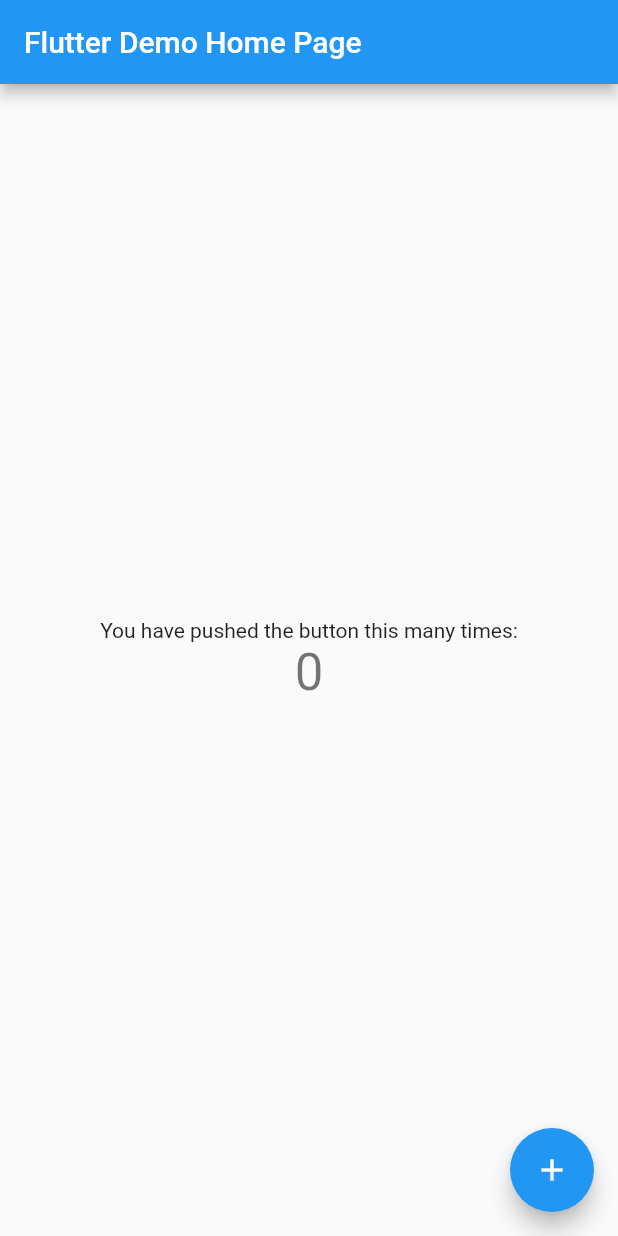
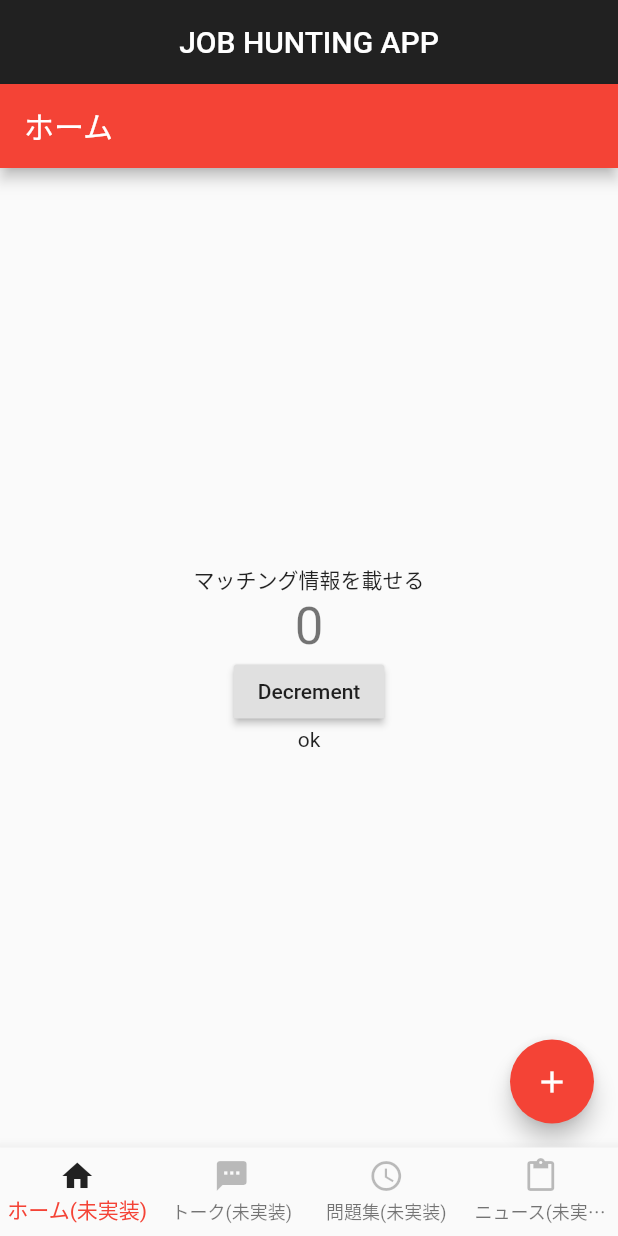
Before and after one commit to LOLTATAIMAI/job_hunting_app, a Flutter app: the screen it shows after launch, on a phone screen of 412 x 824 dp. Run offline on Flutter 3.47's test engine with Material 2 defaults, Android fonts, the phone set to English and light mode, and no system bars.

Commit message:
基本的なファイル作成

```diff
--- /dev/null
+++ b/lib/header.dart
@@ -0,0 +1,18 @@
+import 'package:flutter/material.dart';
+
+class Header extends StatelessWidget with PreferredSizeWidget{
+
+  @override
+  Size get preferredSize => Size.fromHeight(kToolbarHeight);
+
+  @override
+  Widget build(BuildContext context){
+    return AppBar(
+
+      title: Text("JOB HUNTING APP"),
+      backgroundColor: Colors.black87,
+      centerTitle: true,
+      elevation: 0.0,
+    );
+  }
+}
--- a/lib/main.dart
+++ b/lib/main.dart
@@ -1,117 +1,21 @@
 import 'package:flutter/material.dart';
+import 'root.dart';
 
 void main() {
   runApp(MyApp());
 }
 
 class MyApp extends StatelessWidget {
-  // This widget is the root of your application.
   @override
   Widget build(BuildContext context) {
     return MaterialApp(
-      title: 'Flutter Demo',
+      debugShowCheckedModeBanner: false,
+      title: 'JOB HUNTING HELPER',
       theme: ThemeData(
-        // This is the theme of your application.
-        //
-        // Try running your application with "flutter run". You'll see the
-        // application has a blue toolbar. Then, without quitting the app, try
-        // changing the primarySwatch below to Colors.green and then invoke
-        // "hot reload" (press "r" in the console where you ran "flutter run",
-        // or simply save your changes to "hot reload" in a Flutter IDE).
-        // Notice that the counter didn't reset back to zero; the application
-        // is not restarted.
-        primarySwatch: Colors.blue,
-        // This makes the visual density adapt to the platform that you run
-        // the app on. For desktop platforms, the controls will be smaller and
-        // closer together (more dense) than on mobile platforms.
+        primarySwatch: Colors.red,
         visualDensity: VisualDensity.adaptivePlatformDensity,
       ),
-      home: MyHomePage(title: 'Flutter Demo Home Page'),
+      home: RootWidget(),
     );
   }
 }
-
-class MyHomePage extends StatefulWidget {
-  MyHomePage({Key key, this.title}) : super(key: key);
-
-  // This widget is the home page of your application. It is stateful, meaning
-  // that it has a State object (defined below) that contains fields that affect
-  // how it looks.
-
-  // This class is the configuration for the state. It holds the values (in this
-  // case the title) provided by the parent (in this case the App widget) and
-  // used by the build method of the State. Fields in a Widget subclass are
-  // always marked "final".
-
-  final String title;
-
-  @override
-  _MyHomePageState createState() => _MyHomePageState();
-}
-
-class _MyHomePageState extends State<MyHomePage> {
-  int _counter = 0;
-
-  void _incrementCounter() {
-    setState(() {
-      // This call to setState tells the Flutter framework that something has
-      // changed in this State, which causes it to rerun the build method below
-      // so that the display can reflect the updated values. If we changed
-      // _counter without calling setState(), then the build method would not be
-      // called again, and so nothing would appear to happen.
-      _counter++;
-    });
-  }
-
-  @override
-  Widget build(BuildContext context) {
-    // This method is rerun every time setState is called, for instance as done
-    // by the _incrementCounter method above.
-    //
-    // The Flutter framework has been optimized to make rerunning build methods
-    // fast, so that you can just rebuild anything that needs updating rather
-    // than having to individually change instances of widgets.
-    return Scaffold(
-      appBar: AppBar(
-        // Here we take the value from the MyHomePage object that was created by
-        // the App.build method, and use it to set our appbar title.
-        title: Text(widget.title),
-      ),
-      body: Center(
-        // Center is a layout widget. It takes a single child and positions it
-        // in the middle of the parent.
-        child: Column(
-          // Column is also a layout widget. It takes a list of children and
-          // arranges them vertically. By default, it sizes itself to fit its
-          // children horizontally, and tries to be as tall as its parent.
-          //
-          // Invoke "debug painting" (press "p" in the console, choose the
-          // "Toggle Debug Paint" action from the Flutter Inspector in Android
-          // Studio, or the "Toggle Debug Paint" command in Visual Studio Code)
-          // to see the wireframe for each widget.
-          //
-          // Column has various properties to control how it sizes itself and
-          // how it positions its children. Here we use mainAxisAlignment to
-          // center the children vertically; the main axis here is the vertical
-          // axis because Columns are vertical (the cross axis would be
-          // horizontal).
-          mainAxisAlignment: MainAxisAlignment.center,
-          children: <Widget>[
-            Text(
-              'You have pushed the button this many times:',
-            ),
-            Text(
-              '$_counter',
-              style: Theme.of(context).textTheme.headline4,
-            ),
-          ],
-        ),
-      ),
-      floatingActionButton: FloatingActionButton(
-        onPressed: _incrementCounter,
-        tooltip: 'Increment',
-        child: Icon(Icons.add),
-      ), // This trailing comma makes auto-formatting nicer for build methods.
-    );
-  }
-}
--- /dev/null
+++ b/lib/root.dart
@@ -0,0 +1,100 @@
+import 'package:flutter/material.dart';
+import 'header.dart';
+import 'routes/Home_route.dart';
+import 'routes/Talk_route.dart';
+import 'routes/Problems_route.dart';
+import 'routes/News_route.dart';
+
+class RootWidget extends StatefulWidget{
+  const RootWidget({Key key}) : super(key: key);
+
+  @override
+  _RootWidgetState createState() => _RootWidgetState();
+}
+
+class _RootWidgetState extends State<RootWidget>{
+  int _selectedIndex = 0;
+  final _bottomNavigationBarItems = <BottomNavigationBarItem>[];
+
+  static const _footerIcons = [
+    Icons.home,
+    Icons.textsms,
+    Icons.access_time,
+    Icons.content_paste,
+  ];
+
+  static const _footerItemNames = [
+    'ホーム(未実装)',
+    'トーク(未実装)',
+    '問題集(未実装)',
+    'ニュース(未実装)',
+  ];
+
+  var _routes = [
+    Home(),
+    Talk(),
+    Problems(),
+    News(),
+  ];
+
+  @override
+  void initState(){
+    super.initState();
+    _bottomNavigationBarItems.add(_UpdateActiveState(0));
+    for ( var i = 1; i < _footerItemNames.length;i++){
+      _bottomNavigationBarItems.add(_UpdateDeactiveState(i));
+    }
+  }
+
+  BottomNavigationBarItem _UpdateActiveState(int index){
+    return BottomNavigationBarItem(
+      icon: Icon(
+        _footerIcons[index],
+        color: Colors.black87,
+      ),
+      title: Text(
+        _footerItemNames[index],
+        style: TextStyle(
+          color: Colors.black87,
+        ),
+      )
+    );
+  }
+
+  BottomNavigationBarItem _UpdateDeactiveState(int index) {
+    return BottomNavigationBarItem(
+      icon: Icon(
+        _footerIcons[index],
+        color: Colors.black26,
+      ),
+      title: Text(
+        _footerItemNames[index],
+        style: TextStyle(
+          color: Colors.black26,
+        ),
+      )
+    );
+  }
+
+  void _onItemTapped(int index){
+    setState((){
+      _bottomNavigationBarItems[_selectedIndex] = _UpdateDeactiveState(_selectedIndex);
+      _bottomNavigationBarItems[index] = _UpdateActiveState(index);
+      _selectedIndex = index;
+    });
+  }
+
+  @override
+  Widget build(BuildContext context){
+    return Scaffold(
+      appBar: Header(),
+      body: _routes.elementAt(_selectedIndex),
+      bottomNavigationBar: BottomNavigationBar(
+        type: BottomNavigationBarType.fixed,
+        items: _bottomNavigationBarItems,
+        currentIndex: _selectedIndex,
+        onTap: _onItemTapped,
+      ),
+    );
+  }
+}
--- /dev/null
+++ b/lib/routes/Home_route.dart
@@ -0,0 +1,61 @@
+import 'package:flutter/material.dart';
+
+class Home extends StatefulWidget {
+  Home({Key key,this.title}) : super(key: key);
+
+  final String title;
+
+  @override
+  _Home createState() => _Home();
+}
+
+class _Home extends State<Home>{
+  int _counter = 0;
+
+  void _incrementCounter() {
+      setState(() {
+      _counter++;
+    });
+  }
+  void _decrementCounter() {
+      setState(() {
+      _counter--;
+    });
+  }
+
+  @override
+  Widget build(BuildContext context){
+    return Scaffold(
+      appBar: AppBar(
+        title: Text("ホーム"),
+      ),
+      body: Center(
+        child: Column(
+          mainAxisAlignment: MainAxisAlignment.center,
+          children: <Widget>[
+            Text(
+              'マッチング情報を載せる',
+            ),
+            Text(
+              '$_counter',
+              style: Theme.of(context).textTheme.headline4,
+            ),
+            RaisedButton(
+              onPressed: () {
+                _decrementCounter();
+              },
+              child: Text("Decrement"),
+            ),
+            _counter == 0 ? Text("ok") : Text ("ng")
+          ],
+        ),
+      ),
+
+      floatingActionButton: FloatingActionButton(
+        onPressed: _incrementCounter,
+        tooltip: 'Increment',
+        child: Icon(Icons.add),
+      ),
+    );
+  }
+}
```
Also changed, not shown: lib/routes/News_route.dart (added, +23 -0 lines), lib/routes/Problems_route.dart (added, +23 -0 lines), lib/routes/Talk_route.dart (added, +23 -0 lines).
